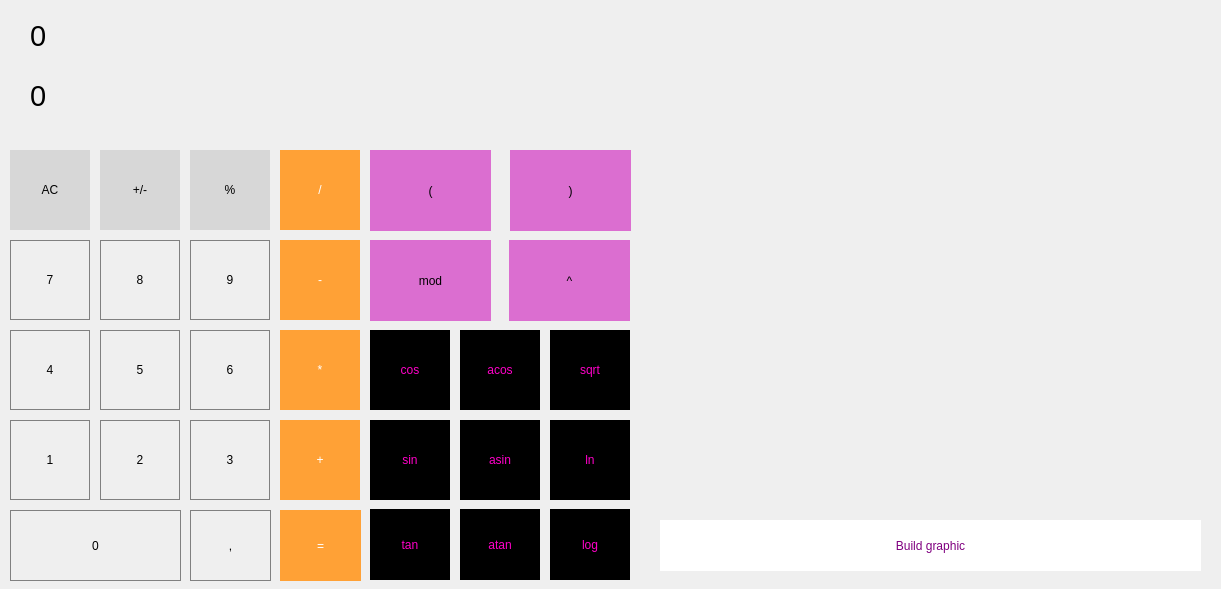
First picture: the form in src/smart_calc/mainwindow.ui, repository Serzhunya/Smart_calc, before the edit.
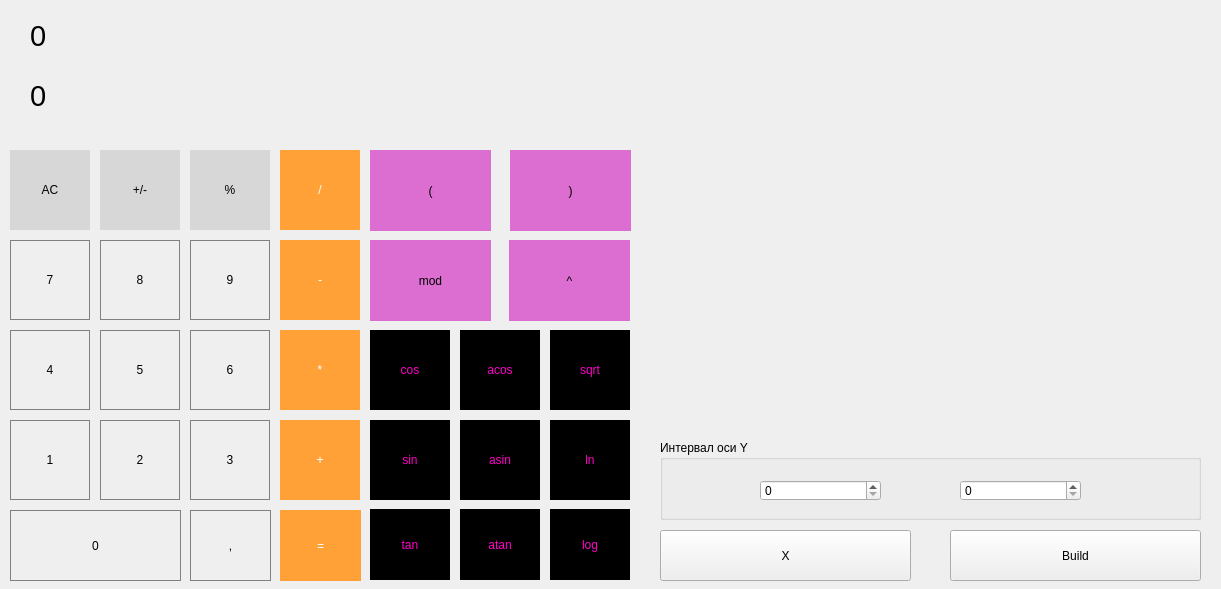
Second picture: the form after the edit. Custom widgets are drawn as their Qt base class.

```diff
--- a/src/smart_calc/mainwindow.ui
+++ b/src/smart_calc/mainwindow.ui
@@ -710,29 +710,69 @@
     <property name="geometry">
      <rect>
       <x>660</x>
-      <y>30</y>
+      <y>10</y>
       <width>541</width>
-      <height>481</height>
+      <height>421</height>
      </rect>
     </property>
    </widget>
-   <widget class="QPushButton" name="pushButton_build_graphic">
+   <widget class="QGroupBox" name="groupBox">
     <property name="geometry">
      <rect>
       <x>660</x>
-      <y>520</y>
+      <y>440</y>
       <width>541</width>
+      <height>80</height>
+     </rect>
+    </property>
+    <property name="title">
+     <string>Интервал оси Y</string>
+    </property>
+    <widget class="QSpinBox" name="spinBox_min">
+     <property name="geometry">
+      <rect>
+       <x>100</x>
+       <y>40</y>
+       <width>121</width>
+       <height>21</height>
+      </rect>
+     </property>
+    </widget>
+    <widget class="QSpinBox" name="spinBox_max">
+     <property name="geometry">
+      <rect>
+       <x>300</x>
+       <y>40</y>
+       <width>121</width>
+       <height>21</height>
+      </rect>
+     </property>
+    </widget>
+   </widget>
+   <widget class="QPushButton" name="pushButton_funx">
+    <property name="geometry">
+     <rect>
+      <x>660</x>
+      <y>530</y>
+      <width>251</width>
       <height>51</height>
      </rect>
     </property>
-    <property name="styleSheet">
-     <string notr="true">font: 18pt &quot;.AppleSystemUIFont&quot;;	
-	background-color: white;
-	color: purple;
-	border: 0.1px solid grey;</string>
+    <property name="text">
+     <string>X</string>
     </property>
+   </widget>
+   <widget class="QPushButton" name="pushButton_build_graph">
+    <property name="geometry">
+     <rect>
+      <x>950</x>
+      <y>530</y>
+      <width>251</width>
+      <height>51</height>
+     </rect>
+    </property>
     <property name="text">
-     <string>Build graphic</string>
+     <string>Build</string>
     </property>
    </widget>
   </widget>
```
